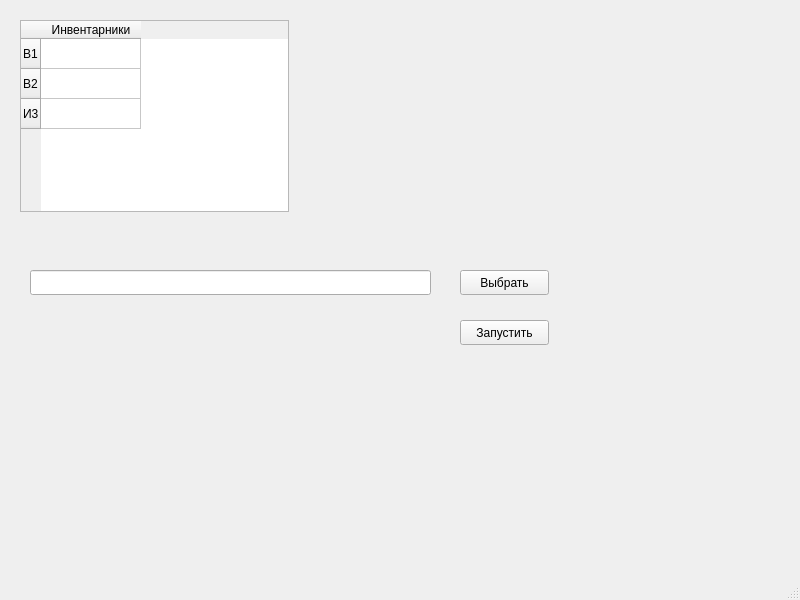
This is mainwindow.ui in denisbutuzov/ProjectCreator as Qt 5 draws it before an edit. The edited form follows.
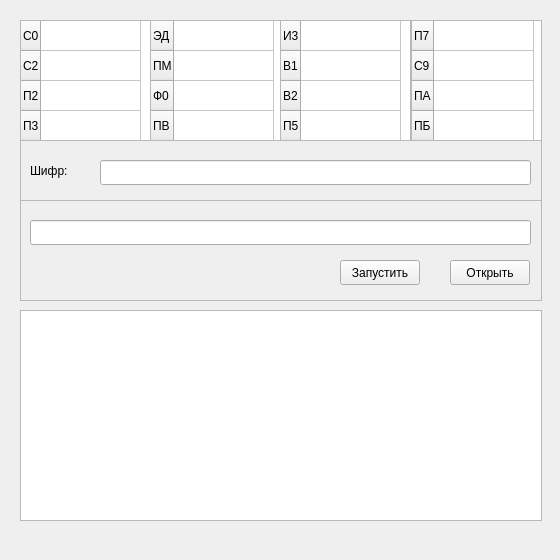
This is the edited form.

Patch:
```diff
--- a/mainwindow.ui
+++ b/mainwindow.ui
@@ -6,8 +6,8 @@
    <rect>
     <x>0</x>
     <y>0</y>
-    <width>800</width>
-    <height>600</height>
+    <width>560</width>
+    <height>560</height>
    </rect>
   </property>
   <property name="windowTitle">
@@ -19,50 +19,103 @@
      <rect>
       <x>20</x>
       <y>20</y>
-      <width>269</width>
-      <height>192</height>
+      <width>131</width>
+      <height>121</height>
      </rect>
     </property>
+    <property name="verticalScrollBarPolicy">
+     <enum>Qt::ScrollBarAlwaysOff</enum>
+    </property>
+    <property name="horizontalScrollBarPolicy">
+     <enum>Qt::ScrollBarAlwaysOff</enum>
+    </property>
+    <property name="selectionMode">
+     <enum>QAbstractItemView::ExtendedSelection</enum>
+    </property>
+    <property name="showGrid">
+     <bool>true</bool>
+    </property>
+    <property name="gridStyle">
+     <enum>Qt::SolidLine</enum>
+    </property>
+    <property name="wordWrap">
+     <bool>true</bool>
+    </property>
+    <property name="cornerButtonEnabled">
+     <bool>false</bool>
+    </property>
+    <attribute name="horizontalHeaderVisible">
+     <bool>false</bool>
+    </attribute>
+    <attribute name="horizontalHeaderCascadingSectionResizes">
+     <bool>false</bool>
+    </attribute>
+    <attribute name="horizontalHeaderMinimumSectionSize">
+     <number>57</number>
+    </attribute>
+    <attribute name="horizontalHeaderShowSortIndicator" stdset="0">
+     <bool>false</bool>
+    </attribute>
+    <attribute name="horizontalHeaderStretchLastSection">
+     <bool>false</bool>
+    </attribute>
+    <attribute name="verticalHeaderVisible">
+     <bool>true</bool>
+    </attribute>
+    <attribute name="verticalHeaderCascadingSectionResizes">
+     <bool>false</bool>
+    </attribute>
+    <attribute name="verticalHeaderShowSortIndicator" stdset="0">
+     <bool>false</bool>
+    </attribute>
+    <attribute name="verticalHeaderStretchLastSection">
+     <bool>false</bool>
+    </attribute>
     <row>
      <property name="text">
-      <string>В1</string>
+      <string>С0</string>
      </property>
     </row>
     <row>
      <property name="text">
-      <string>В2</string>
+      <string>С2</string>
      </property>
     </row>
     <row>
      <property name="text">
-      <string>И3</string>
+      <string>П2</string>
+     </property>
+    </row>
+    <row>
+     <property name="text">
+      <string>П3</string>
      </property>
     </row>
     <column>
      <property name="text">
-      <string>Инвентарники</string>
+      <string>Инв. №</string>
      </property>
     </column>
    </widget>
    <widget class="QPushButton" name="buttonOpenDir">
     <property name="geometry">
      <rect>
-      <x>460</x>
-      <y>270</y>
-      <width>89</width>
+      <x>450</x>
+      <y>260</y>
+      <width>80</width>
       <height>25</height>
      </rect>
     </property>
     <property name="text">
-     <string>Выбрать</string>
+     <string>Открыть</string>
     </property>
    </widget>
    <widget class="QPushButton" name="buttonRun">
     <property name="geometry">
      <rect>
-      <x>460</x>
-      <y>320</y>
-      <width>89</width>
+      <x>340</x>
+      <y>260</y>
+      <width>80</width>
       <height>25</height>
      </rect>
     </property>
@@ -74,12 +127,339 @@
     <property name="geometry">
      <rect>
       <x>30</x>
-      <y>270</y>
-      <width>401</width>
+      <y>220</y>
+      <width>501</width>
       <height>25</height>
      </rect>
     </property>
    </widget>
+   <widget class="QLineEdit" name="lineEditProjectCipher">
+    <property name="geometry">
+     <rect>
+      <x>100</x>
+      <y>160</y>
+      <width>431</width>
+      <height>25</height>
+     </rect>
+    </property>
+   </widget>
+   <widget class="QTableWidget" name="tableDocs3">
+    <property name="geometry">
+     <rect>
+      <x>280</x>
+      <y>20</y>
+      <width>131</width>
+      <height>121</height>
+     </rect>
+    </property>
+    <property name="verticalScrollBarPolicy">
+     <enum>Qt::ScrollBarAlwaysOff</enum>
+    </property>
+    <property name="horizontalScrollBarPolicy">
+     <enum>Qt::ScrollBarAlwaysOff</enum>
+    </property>
+    <property name="selectionMode">
+     <enum>QAbstractItemView::NoSelection</enum>
+    </property>
+    <property name="showGrid">
+     <bool>true</bool>
+    </property>
+    <property name="gridStyle">
+     <enum>Qt::SolidLine</enum>
+    </property>
+    <property name="wordWrap">
+     <bool>true</bool>
+    </property>
+    <property name="cornerButtonEnabled">
+     <bool>false</bool>
+    </property>
+    <attribute name="horizontalHeaderVisible">
+     <bool>false</bool>
+    </attribute>
+    <attribute name="horizontalHeaderCascadingSectionResizes">
+     <bool>false</bool>
+    </attribute>
+    <attribute name="horizontalHeaderMinimumSectionSize">
+     <number>57</number>
+    </attribute>
+    <attribute name="horizontalHeaderShowSortIndicator" stdset="0">
+     <bool>false</bool>
+    </attribute>
+    <attribute name="horizontalHeaderStretchLastSection">
+     <bool>false</bool>
+    </attribute>
+    <attribute name="verticalHeaderVisible">
+     <bool>true</bool>
+    </attribute>
+    <attribute name="verticalHeaderCascadingSectionResizes">
+     <bool>false</bool>
+    </attribute>
+    <attribute name="verticalHeaderShowSortIndicator" stdset="0">
+     <bool>false</bool>
+    </attribute>
+    <attribute name="verticalHeaderStretchLastSection">
+     <bool>false</bool>
+    </attribute>
+    <row>
+     <property name="text">
+      <string>И3</string>
+     </property>
+    </row>
+    <row>
+     <property name="text">
+      <string>В1</string>
+     </property>
+    </row>
+    <row>
+     <property name="text">
+      <string>В2</string>
+     </property>
+    </row>
+    <row>
+     <property name="text">
+      <string>П5</string>
+     </property>
+    </row>
+    <column>
+     <property name="text">
+      <string>Инв. №</string>
+     </property>
+    </column>
+   </widget>
+   <widget class="QLabel" name="label">
+    <property name="geometry">
+     <rect>
+      <x>30</x>
+      <y>162</y>
+      <width>48</width>
+      <height>17</height>
+     </rect>
+    </property>
+    <property name="text">
+     <string>Шифр:</string>
+    </property>
+   </widget>
+   <widget class="QTableWidget" name="tableDocs2">
+    <property name="geometry">
+     <rect>
+      <x>150</x>
+      <y>20</y>
+      <width>131</width>
+      <height>121</height>
+     </rect>
+    </property>
+    <property name="verticalScrollBarPolicy">
+     <enum>Qt::ScrollBarAlwaysOff</enum>
+    </property>
+    <property name="horizontalScrollBarPolicy">
+     <enum>Qt::ScrollBarAlwaysOff</enum>
+    </property>
+    <property name="selectionMode">
+     <enum>QAbstractItemView::ExtendedSelection</enum>
+    </property>
+    <property name="showGrid">
+     <bool>true</bool>
+    </property>
+    <property name="gridStyle">
+     <enum>Qt::SolidLine</enum>
+    </property>
+    <property name="wordWrap">
+     <bool>true</bool>
+    </property>
+    <property name="cornerButtonEnabled">
+     <bool>false</bool>
+    </property>
+    <attribute name="horizontalHeaderVisible">
+     <bool>false</bool>
+    </attribute>
+    <attribute name="horizontalHeaderCascadingSectionResizes">
+     <bool>false</bool>
+    </attribute>
+    <attribute name="horizontalHeaderMinimumSectionSize">
+     <number>57</number>
+    </attribute>
+    <attribute name="horizontalHeaderShowSortIndicator" stdset="0">
+     <bool>false</bool>
+    </attribute>
+    <attribute name="horizontalHeaderStretchLastSection">
+     <bool>false</bool>
+    </attribute>
+    <attribute name="verticalHeaderVisible">
+     <bool>true</bool>
+    </attribute>
+    <attribute name="verticalHeaderCascadingSectionResizes">
+     <bool>false</bool>
+    </attribute>
+    <attribute name="verticalHeaderShowSortIndicator" stdset="0">
+     <bool>false</bool>
+    </attribute>
+    <attribute name="verticalHeaderStretchLastSection">
+     <bool>false</bool>
+    </attribute>
+    <row>
+     <property name="text">
+      <string>ЭД</string>
+     </property>
+    </row>
+    <row>
+     <property name="text">
+      <string>ПМ</string>
+     </property>
+    </row>
+    <row>
+     <property name="text">
+      <string>Ф0</string>
+     </property>
+    </row>
+    <row>
+     <property name="text">
+      <string>ПВ</string>
+     </property>
+    </row>
+    <column>
+     <property name="text">
+      <string>Инв. №</string>
+     </property>
+    </column>
+   </widget>
+   <widget class="QTableWidget" name="tableDocs4">
+    <property name="geometry">
+     <rect>
+      <x>411</x>
+      <y>20</y>
+      <width>131</width>
+      <height>121</height>
+     </rect>
+    </property>
+    <property name="verticalScrollBarPolicy">
+     <enum>Qt::ScrollBarAlwaysOff</enum>
+    </property>
+    <property name="horizontalScrollBarPolicy">
+     <enum>Qt::ScrollBarAlwaysOff</enum>
+    </property>
+    <property name="selectionMode">
+     <enum>QAbstractItemView::NoSelection</enum>
+    </property>
+    <property name="showGrid">
+     <bool>true</bool>
+    </property>
+    <property name="gridStyle">
+     <enum>Qt::SolidLine</enum>
+    </property>
+    <property name="wordWrap">
+     <bool>true</bool>
+    </property>
+    <property name="cornerButtonEnabled">
+     <bool>false</bool>
+    </property>
+    <attribute name="horizontalHeaderVisible">
+     <bool>false</bool>
+    </attribute>
+    <attribute name="horizontalHeaderCascadingSectionResizes">
+     <bool>false</bool>
+    </attribute>
+    <attribute name="horizontalHeaderMinimumSectionSize">
+     <number>57</number>
+    </attribute>
+    <attribute name="horizontalHeaderShowSortIndicator" stdset="0">
+     <bool>false</bool>
+    </attribute>
+    <attribute name="horizontalHeaderStretchLastSection">
+     <bool>false</bool>
+    </attribute>
+    <attribute name="verticalHeaderVisible">
+     <bool>true</bool>
+    </attribute>
+    <attribute name="verticalHeaderCascadingSectionResizes">
+     <bool>false</bool>
+    </attribute>
+    <attribute name="verticalHeaderShowSortIndicator" stdset="0">
+     <bool>false</bool>
+    </attribute>
+    <attribute name="verticalHeaderStretchLastSection">
+     <bool>false</bool>
+    </attribute>
+    <row>
+     <property name="text">
+      <string>П7</string>
+     </property>
+    </row>
+    <row>
+     <property name="text">
+      <string>С9</string>
+     </property>
+    </row>
+    <row>
+     <property name="text">
+      <string>ПА</string>
+     </property>
+    </row>
+    <row>
+     <property name="text">
+      <string>ПБ</string>
+     </property>
+    </row>
+    <column>
+     <property name="text">
+      <string>Инв. №</string>
+     </property>
+    </column>
+   </widget>
+   <widget class="QFrame" name="frame">
+    <property name="geometry">
+     <rect>
+      <x>20</x>
+      <y>20</y>
+      <width>522</width>
+      <height>181</height>
+     </rect>
+    </property>
+    <property name="frameShape">
+     <enum>QFrame::StyledPanel</enum>
+    </property>
+    <property name="frameShadow">
+     <enum>QFrame::Raised</enum>
+    </property>
+   </widget>
+   <widget class="QFrame" name="frame_2">
+    <property name="geometry">
+     <rect>
+      <x>20</x>
+      <y>200</y>
+      <width>522</width>
+      <height>101</height>
+     </rect>
+    </property>
+    <property name="frameShape">
+     <enum>QFrame::StyledPanel</enum>
+    </property>
+    <property name="frameShadow">
+     <enum>QFrame::Raised</enum>
+    </property>
+   </widget>
+   <widget class="QTextEdit" name="textEdit">
+    <property name="geometry">
+     <rect>
+      <x>20</x>
+      <y>310</y>
+      <width>522</width>
+      <height>211</height>
+     </rect>
+    </property>
+   </widget>
+   <zorder>frame</zorder>
+   <zorder>frame_2</zorder>
+   <zorder>tableDocs1</zorder>
+   <zorder>buttonOpenDir</zorder>
+   <zorder>buttonRun</zorder>
+   <zorder>lineEditDir</zorder>
+   <zorder>lineEditProjectCipher</zorder>
+   <zorder>tableDocs3</zorder>
+   <zorder>label</zorder>
+   <zorder></zorder>
+   <zorder>tableDocs2</zorder>
+   <zorder>tableDocs4</zorder>
+   <zorder>textEdit</zorder>
   </widget>
   <widget class="QMenuBar" name="menubar">
    <property name="geometry">
@@ -91,7 +471,6 @@
     </rect>
    </property>
   </widget>
-  <widget class="QStatusBar" name="statusbar"/>
  </widget>
  <resources/>
  <connections/>
```
Left out of the diff: 4 changed lines with no effect on the pictures.
